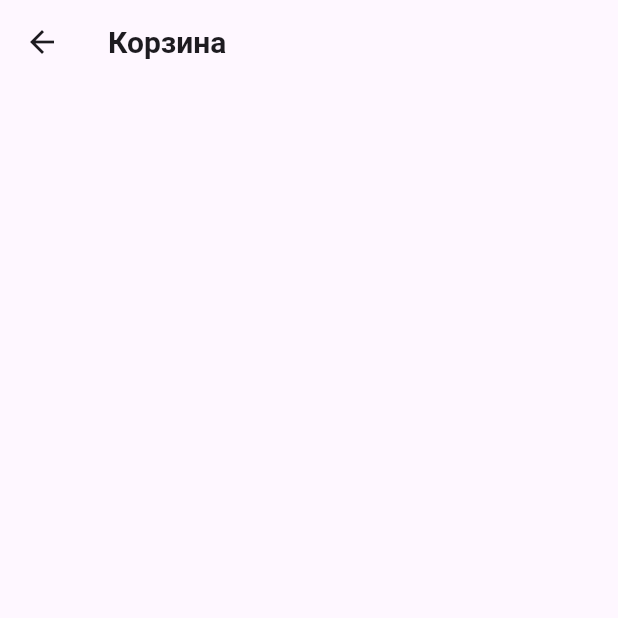
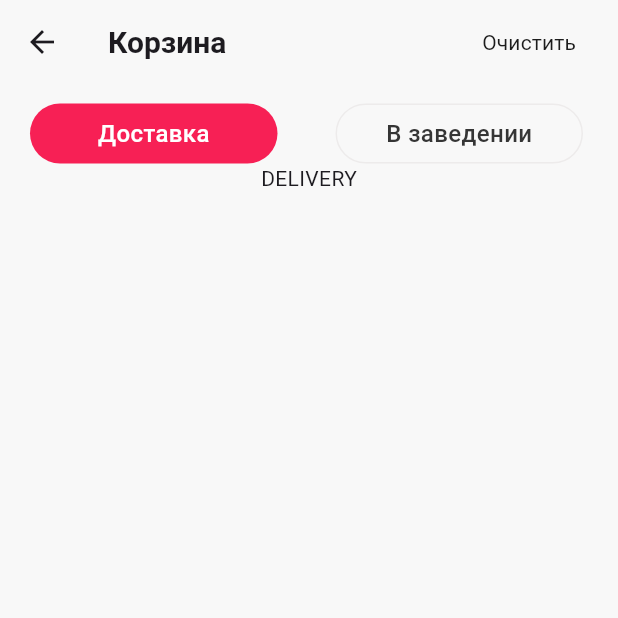
Before and after one commit to Andrei-Bondarenko/malina, a Flutter app: the FoodPage screen opened directly, on a phone screen of 412 x 824 dp, the top half of it. Run offline on Flutter 3.47's test engine with Material 3 defaults, Android fonts, the phone set to English and light mode, and no system bars; our stand-ins replace equatable, flutter_bloc, flutter_svg, get_it; missing offline and left inert: mobile_scanner.

Commit message:
This is all, I was able to do

```diff
--- a/lib/core/res/colors/my_colors.dart
+++ b/lib/core/res/colors/my_colors.dart
@@ -11,6 +11,9 @@ class MyColors {
   static const k131313 = Color(0xFF131313);
   static const k777777 = Color(0xFF777777);
   static const kF72055 = Color(0xFFF72055);
+  static const kEDEBEB = Color(0xFFEDEBEB);
+  static const k353535 = Color(0xFF353535);
+  static const k1D1D1D = Color(0xFF1D1D1D);
 
   static const kD4E5FF = Color(0xFFD4E5FF);
   static const kFFD3BA = Color(0xFFFFD3BA);
--- /dev/null
+++ b/lib/features/food/presentation/cubit/food_cubit.dart
@@ -0,0 +1,14 @@
+import 'package:equatable/equatable.dart';
+import 'package:flutter_bloc/flutter_bloc.dart';
+import 'package:malina_app/features/food/presentation/models/food_type.dart';
+
+part 'food_state.dart';
+
+class FoodCubit extends Cubit<FoodState> {
+  FoodCubit() : super(const FoodState(type: FoodType.delivery));
+
+  void onTypeChanged(FoodType type) {
+    emit(state.copyWith(type: type));
+  }
+
+}
--- /dev/null
+++ b/lib/features/food/presentation/cubit/food_state.dart
@@ -0,0 +1,17 @@
+part of 'food_cubit.dart';
+
+class FoodState extends Equatable {
+
+  final FoodType type;
+
+  const FoodState({required this.type});
+
+  FoodState copyWith({
+    FoodType? type,
+}) {
+    return FoodState(type: type ?? this.type);
+  }
+
+  @override
+  List<Object?> get props => [type];
+}
--- /dev/null
+++ b/lib/features/food/presentation/models/food_type.dart
@@ -0,0 +1,21 @@
+enum FoodType {
+  delivery,
+  inStock;
+
+  const FoodType();
+
+  String getTitle() {
+    return switch (this) {
+      FoodType.delivery => 'Доставка',
+      FoodType.inStock => 'В заведении',
+    };
+  }
+
+  static FoodType from(String type) {
+    return switch (type) {
+      'Доставка' => FoodType.delivery,
+      'В заведении' => FoodType.inStock,
+      _ => FoodType.delivery
+    };
+  }
+}
--- a/lib/features/food/presentation/screen/food_page.dart
+++ b/lib/features/food/presentation/screen/food_page.dart
@@ -1,12 +1,20 @@
 import 'package:flutter/material.dart';
+import 'package:flutter_bloc/flutter_bloc.dart';
+import 'package:malina_app/core/res/colors/my_colors.dart';
+import 'package:malina_app/features/food/presentation/cubit/food_cubit.dart';
+import 'package:malina_app/features/food/presentation/models/food_type.dart';
 
 class FoodPage extends StatelessWidget {
   const FoodPage({super.key});
 
   @override
   Widget build(BuildContext context) {
-    return Scaffold(
+    return BlocProvider(
+      create: (context) => FoodCubit(),
+      child: Scaffold(
+        backgroundColor: MyColors.kF8F8F8,
         appBar: AppBar(
+          backgroundColor: MyColors.kF8F8F8,
           title: const Text(
             'Корзина',
             style: TextStyle(
@@ -14,7 +22,128 @@ class FoodPage extends StatelessWidget {
               fontSize: 20,
             ),
           ),
+          actions: const [
+            _CancelButton(),
+          ],
+        ),
+        body: const _Body(),
       ),
     );
   }
 }
+
+class _CancelButton extends StatelessWidget {
+  const _CancelButton({super.key});
+
+  @override
+  Widget build(BuildContext context) {
+    return Padding(
+      padding: const EdgeInsets.only(right: 16),
+      child: TextButton(
+        onPressed: () {},
+        child: const Text(
+          'Очистить',
+          style: TextStyle(fontWeight: FontWeight.w400, fontSize: 14, color: MyColors.k1D1D1D),
+        ),
+      ),
+    );
+  }
+}
+
+class _Body extends StatelessWidget {
+  const _Body({super.key});
+
+  @override
+  Widget build(BuildContext context) {
+    final foodType = context.select((FoodCubit cubit) => cubit.state.type);
+    return SingleChildScrollView(
+      child: Column(
+        children: [
+          _TagsRow(selectedType: foodType),
+          if (foodType == FoodType.delivery) const _DeliveryBody() else const _InStockBody(),
+        ],
+      ),
+    );
+  }
+}
+
+class _TagsRow extends StatelessWidget {
+  const _TagsRow({super.key, required this.selectedType});
+
+  final FoodType selectedType;
+
+  @override
+  Widget build(BuildContext context) {
+    return Container(
+      margin: const EdgeInsets.only(top: 13, left: 20),
+      child: Row(
+        mainAxisAlignment: MainAxisAlignment.spaceBetween,
+        children: [
+          for (var type in FoodType.values) ...[
+            _TagWidget(type: type, isSelected: type == selectedType),
+            const SizedBox(width: 8),
+          ]
+        ],
+      ),
+    );
+  }
+}
+
+class _DeliveryBody extends StatelessWidget {
+  const _DeliveryBody({super.key});
+
+  @override
+  Widget build(BuildContext context) {
+    return const Center(
+      child: Text('DELIVERY'),
+    );
+  }
+}
+
+class _InStockBody extends StatelessWidget {
+  const _InStockBody({super.key});
+
+  @override
+  Widget build(BuildContext context) {
+    return const Center(
+      child: Text('IN STOCK'),
+    );
+  }
+}
+
+class _TagWidget extends StatelessWidget {
+  const _TagWidget({super.key, required this.type, required this.isSelected});
+
+  final FoodType type;
+  final bool isSelected;
+
+  @override
+  Widget build(BuildContext context) {
+    return InkWell(
+      onTap: () {
+        context.read<FoodCubit>().onTypeChanged(type);
+      },
+      splashColor: MyColors.kF72055,
+      borderRadius: BorderRadius.circular(12),
+      child: Container(
+        height: 40,
+        width: 165,
+        decoration: BoxDecoration(
+          border: Border.all(color: isSelected ? Colors.transparent : MyColors.kEDEBEB),
+          borderRadius: BorderRadius.circular(20),
+          color: isSelected ? MyColors.kF72055 : MyColors.kFFFFFF.withOpacity(0),
+        ),
+        child: Center(
+          child: Text(
+            type.getTitle(),
+            style: TextStyle(
+              fontSize: 16,
+              color: isSelected ? MyColors.kFFFFFF : MyColors.k353535,
+              fontWeight: FontWeight.w500,
+            ),
+          ),
+        ),
+      ),
+    );
+  }
+}
--- a/lib/features/goods/presentation/screen/goods_page.dart
+++ b/lib/features/goods/presentation/screen/goods_page.dart
@@ -1,4 +1,6 @@
 import 'package:flutter/material.dart';
+
+import '../../../../core/res/colors/my_colors.dart';
 
 class GoodsPage extends StatelessWidget {
   const GoodsPage({super.key});
@@ -6,7 +8,9 @@ class GoodsPage extends StatelessWidget {
   @override
   Widget build(BuildContext context) {
     return Scaffold(
+      backgroundColor: MyColors.kF8F8F8,
       appBar: AppBar(
+        backgroundColor: MyColors.kF8F8F8,
         title: const Text(
           'Корзина',
           style: TextStyle(
@@ -14,7 +18,28 @@ class GoodsPage extends StatelessWidget {
             fontSize: 20,
           ),
         ),
+        actions: const [
+          _CancelButton()
+        ],
       ),
     );
   }
 }
+
+class _CancelButton extends StatelessWidget {
+  const _CancelButton({super.key});
+
+  @override
+  Widget build(BuildContext context) {
+    return Padding(
+      padding: const EdgeInsets.only(right: 16),
+      child: TextButton(
+        onPressed: () {},
+        child: const Text(
+          'Очистить',
+          style: TextStyle(fontWeight: FontWeight.w400, fontSize: 14, color: MyColors.k1D1D1D),
+        ),
+      ),
+    );
+  }
+}
```
Also changed, not shown: lib/features/scanner/presentation/screen/mobile_scanner_overlay.dart (+8 -4 lines). Lines whose indentation alone changed are shown as unchanged.
